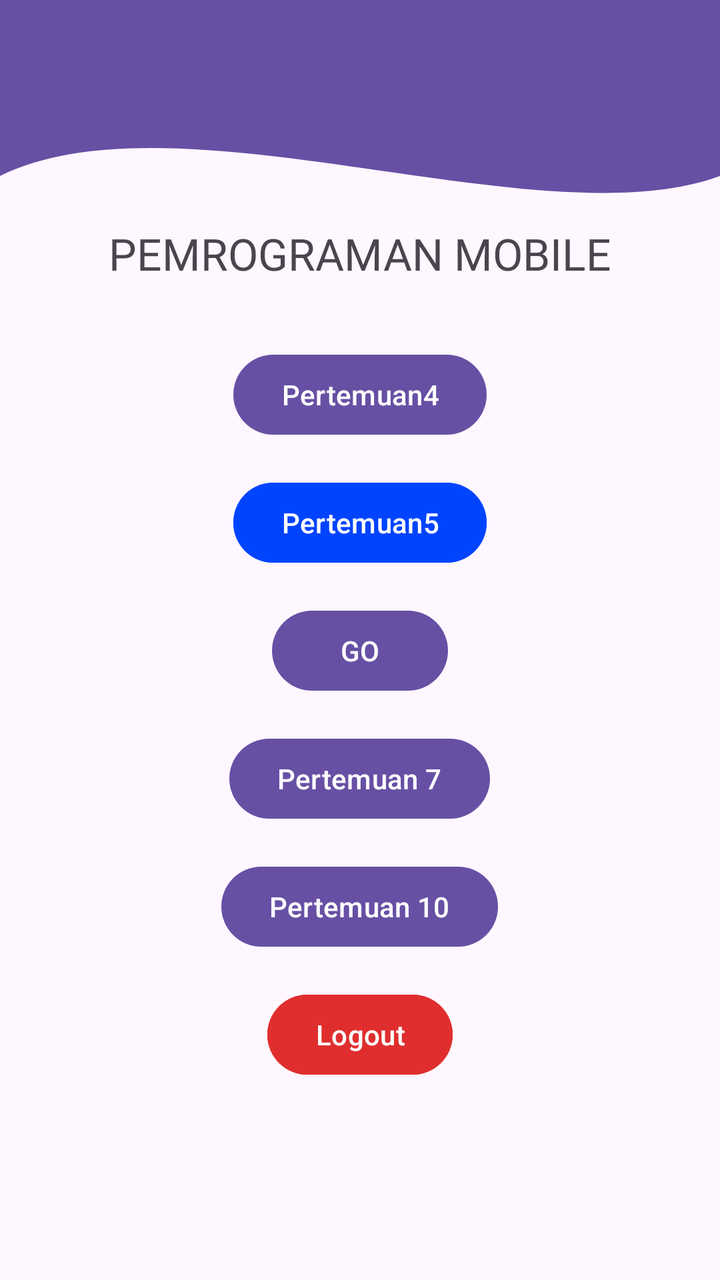
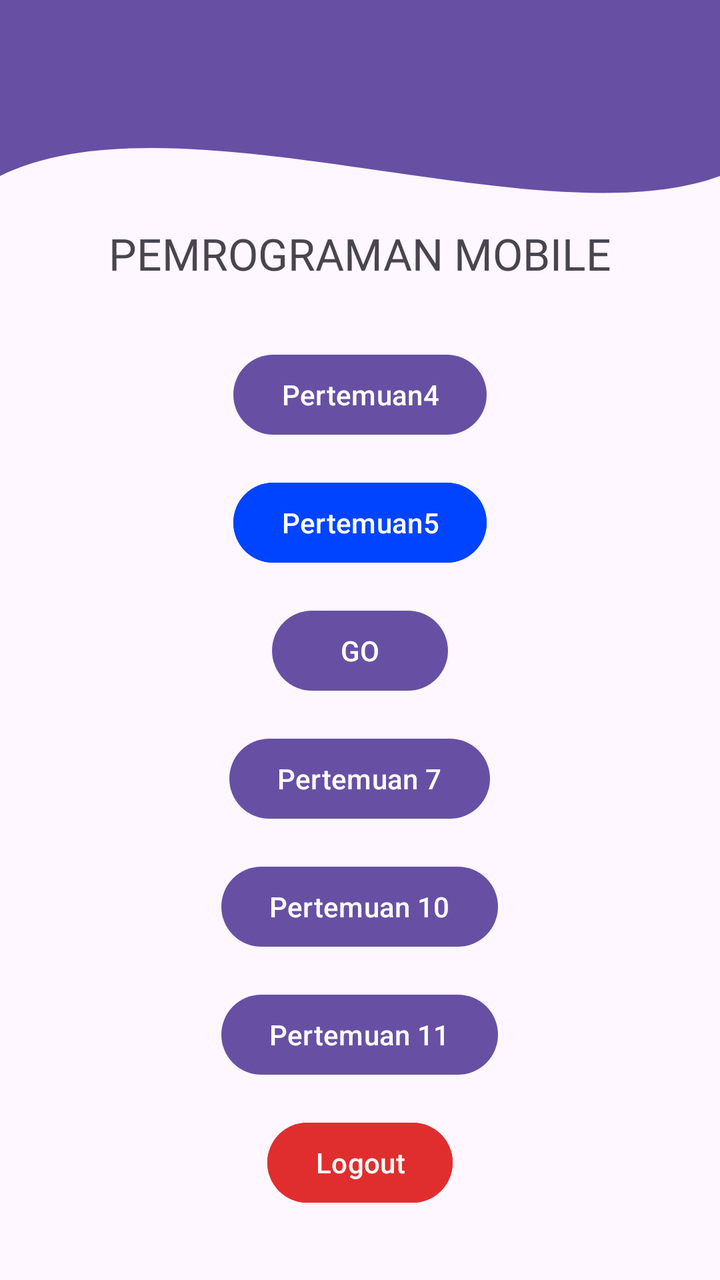

An Android layout rendered at two revisions. The XML below is the earlier revision; the diff shows what the commit changed to produce the second picture.
<!-- AndroidManifest.xml: application theme Theme.Aldo_TIE_Pertemuan3 -->
<!-- res/layout/fragment_home.xml -->
<?xml version="1.0" encoding="utf-8"?>
<androidx.constraintlayout.widget.ConstraintLayout
    xmlns:android="http://schemas.android.com/apk/res/android"
    xmlns:app="http://schemas.android.com/apk/res-auto"
    xmlns:tools="http://schemas.android.com/tools"
    android:layout_width="match_parent"
    android:layout_height="match_parent"
    tools:context=".Home.HomeFragment">

    <View
        android:id="@+id/background_header"
        android:layout_width="0dp"
        android:layout_height="220dp"
        android:background="@drawable/bg_header_wave"
        app:layout_constraintStart_toStartOf="parent"
        app:layout_constraintEnd_toEndOf="parent"
        app:layout_constraintTop_toTopOf="parent" />
    <androidx.appcompat.widget.Toolbar
        android:id="@+id/toolbar"
        android:layout_width="0dp"
        android:layout_height="?attr/actionBarSize"
        android:background="?attr/colorPrimary"
        app:titleTextColor="@android:color/white"
        app:layout_constraintTop_toTopOf="parent"
        app:layout_constraintStart_toStartOf="parent"
        app:layout_constraintEnd_toEndOf="parent" />

    <LinearLayout
        android:layout_width="0dp"
        android:layout_height="0dp"
        android:orientation="vertical"
        android:gravity="center_horizontal"
        android:paddingTop="48dp"
        app:layout_constraintTop_toBottomOf="@id/toolbar"
        app:layout_constraintBottom_toBottomOf="parent"
        app:layout_constraintStart_toStartOf="parent"
        app:layout_constraintEnd_toEndOf="parent">

        <TextView
            android:id="@+id/textView4"
            android:layout_width="wrap_content"
            android:layout_height="wrap_content"
            android:fontFamily="@font/montserrat_black"
            android:textSize="22sp"
            android:text="PEMROGRAMAN MOBILE" />

        <Button
            android:id="@+id/btnP4"
            android:layout_width="wrap_content"
            android:layout_height="wrap_content"
            android:layout_marginTop="32dp"
            android:text="Pertemuan4" />

        <Button
            android:id="@+id/btnP5"
            android:layout_width="wrap_content"
            android:layout_height="wrap_content"
            android:layout_marginTop="16dp"
            android:backgroundTint="@color/blue"
            android:text="Pertemuan5" />

        <Button
            android:id="@+id/btnToFourth"
            android:layout_width="wrap_content"
            android:layout_height="wrap_content"
            android:layout_marginTop="16dp"
            android:text="GO" />

        <Button
            android:id="@+id/btnToSeventh"
            android:layout_width="wrap_content"
            android:layout_height="wrap_content"
            android:layout_marginTop="16dp"
            android:text="Pertemuan 7" />

        <Button
            android:id="@+id/btnToTenth"
            android:layout_width="wrap_content"
            android:layout_height="wrap_content"
            android:layout_marginTop="16dp"
            android:text="Pertemuan 10" />

        <Button
            android:id="@+id/btnLogout"
            android:layout_width="wrap_content"
            android:layout_height="wrap_content"
            android:layout_marginTop="16dp"
            android:backgroundTint="@color/red"
            android:text="Logout" />
    </LinearLayout>

</androidx.constraintlayout.widget.ConstraintLayout>
<!-- resources referenced by this layout -->
<resources>
  <color name="blue">#0044FF</color>
  <color name="red">#E02E2E</color>
  <!-- drawable bg_header_wave (drawable) -->
  <vector xmlns:android="http://schemas.android.com/apk/res/android"
      android:width="100dp"
      android:height="100dp"
      android:viewportWidth="100"
      android:viewportHeight="100">
  
      <path
          android:fillColor="?attr/colorPrimary"
          android:pathData="
              M0,0
              L100,0
              L100,40
              C 75,55
                25,20
                0,40
              Z" />
  </vector>
  <style name="Theme.Aldo_TIE_Pertemuan3" parent="Base.Theme.Aldo_TIE_Pertemuan3" />
  <style name="Base.Theme.Aldo_TIE_Pertemuan3" parent="Theme.Material3.DayNight.NoActionBar">
          
          
      </style>
</resources>

<!-- the commit's change to res/layout/fragment_home.xml (unified diff, before → after) -->
@@ -81,6 +81,13 @@
             android:text="Pertemuan 10" />
 
         <Button
+            android:id="@+id/btnToEleventh"
+            android:layout_width="wrap_content"
+            android:layout_height="wrap_content"
+            android:layout_marginTop="16dp"
+            android:text="Pertemuan 11" />
+
+        <Button
             android:id="@+id/btnLogout"
             android:layout_width="wrap_content"
             android:layout_height="wrap_content"
